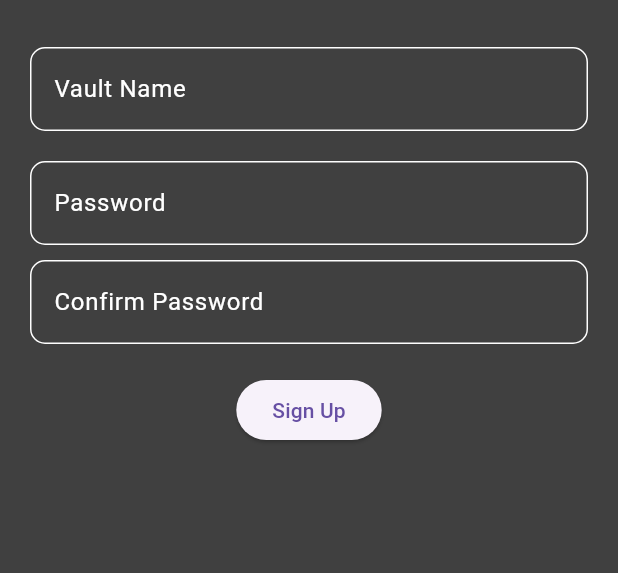
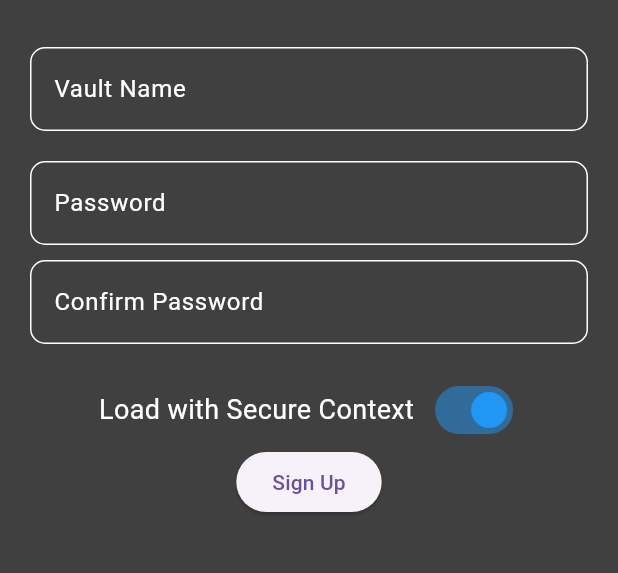
Before and after one commit to GaecKo/CryptedEye, a Flutter app: the screen it shows after launch, on a phone screen of 412 x 824 dp, the part 133-706 px from its top. Run offline on Flutter 3.47's test engine with Material 3 defaults, Android fonts, the phone set to English and light mode, and no system bars; missing offline and left inert: encrypt, pointycastle.

Commit message:
added SecureContext Slider

```diff
--- a/lib/controller.dart
+++ b/lib/controller.dart
@@ -57,11 +57,11 @@ class Controller {
     print("CLOSING APP");
   }
 
-  void initApp(String AP, String VaultName, bool secureContext) async {
+  void initApp(String AP, String VaultName, bool secureContext) {
     // Init and then load App
 
     // 1. create settings.json file with secureContextSetting
-
+    print(secureContext);
 
     // 2. create project structure
     rwm.create_folder("$VaultName.CryptedEye/app/");
--- a/lib/pages/signup.dart
+++ b/lib/pages/signup.dart
@@ -19,6 +19,7 @@ class _SignUpPageState extends State<SignUpPage> {
   String? _confirmPasswordError;
   Color _passwordContainerColor = Colors.white;
   Color _confirmPasswordContainerColor = Colors.white;
+  bool _loadWithSecureContext = true; // Default value
 
   _SignUpPageState(this.ctr);
 
@@ -56,7 +57,7 @@ class _SignUpPageState extends State<SignUpPage> {
         _passwordContainerColor = Colors.white;
         _confirmPasswordContainerColor = Colors.white;
         print("Passwords match");
-        ctr.initApp(password, VaultName);
+        ctr.initApp(password, VaultName, _loadWithSecureContext);
         Navigator.pushReplacementNamed(context, '/HomePage');
 
         // Passwords match, proceed with signup logic
@@ -68,15 +69,15 @@ class _SignUpPageState extends State<SignUpPage> {
   @override
   Widget build(BuildContext context) {
     return Scaffold(
-      backgroundColor: Color.fromRGBO(64, 64, 64, 1),
+      backgroundColor: const Color.fromRGBO(64, 64, 64, 1),
       body: SafeArea(
         child: SingleChildScrollView(
           child: Center(
             child: Column(
               mainAxisAlignment: MainAxisAlignment.center,
               children: [
-                SizedBox(height: 50),
-                Row(
+                const SizedBox(height: 50),
+                const Row(
                   mainAxisAlignment: MainAxisAlignment.center,
                   children: [
                     Icon(
@@ -101,36 +102,35 @@ class _SignUpPageState extends State<SignUpPage> {
                     ),
                   ],
                 ),
-                SizedBox(height: 30),
+                const SizedBox(height: 30),
                 Padding(
-                  padding: EdgeInsets.symmetric(horizontal: 20),
+                  padding: const EdgeInsets.symmetric(horizontal: 20),
                   child: TextFormField(
                     controller: _VaultNameController,
                     decoration: InputDecoration(
                       labelText: 'Vault Name',
-                      labelStyle: TextStyle(color: Colors.white),
+                      labelStyle: const TextStyle(color: Colors.white),
                       enabledBorder: OutlineInputBorder(
                         borderRadius: BorderRadius.circular(10),
-                        borderSide: BorderSide(color: Colors.white),
+                        borderSide: const BorderSide(color: Colors.white),
                       ),
                       focusedBorder: OutlineInputBorder(
                         borderRadius: BorderRadius.circular(10),
-                        borderSide: BorderSide(color: Colors.white),
+                        borderSide: const BorderSide(color: Colors.white),
                       ),
                     ),
-                    style: TextStyle(color: Colors.white),
+                    style: const TextStyle(color: Colors.white),
                   ),
                 ),
-                SizedBox(height: 20),
+                const SizedBox(height: 20),
                 Padding(
-                  padding: EdgeInsets.symmetric(horizontal: 20),
+                  padding: const EdgeInsets.symmetric(horizontal: 20),
                   child: TextFormField(
                     controller: _passwordController,
                     obscureText: true,
                     decoration: InputDecoration(
                       labelText: 'Password',
-                      labelStyle: TextStyle(color: Colors.white),
-
+                      labelStyle: const TextStyle(color: Colors.white),
                       enabledBorder: OutlineInputBorder(
                         borderRadius: BorderRadius.circular(10),
                         borderSide: BorderSide(color: _passwordContainerColor),
@@ -141,18 +141,18 @@ class _SignUpPageState extends State<SignUpPage> {
                       ),
                       errorText: _passwordError,
                     ),
-                    style: TextStyle(color: Colors.white),
+                    style: const TextStyle(color: Colors.white),
                   ),
                 ),
-                SizedBox(height: 10),
+                const SizedBox(height: 10),
                 Padding(
-                  padding: EdgeInsets.symmetric(horizontal: 20),
+                  padding: const EdgeInsets.symmetric(horizontal: 20),
                   child: TextFormField(
                     controller: _confirmPasswordController,
                     obscureText: true,
                     decoration: InputDecoration(
                       labelText: 'Confirm Password',
-                      labelStyle: TextStyle(color: Colors.white),
+                      labelStyle: const TextStyle(color: Colors.white),
                       enabledBorder: OutlineInputBorder(
                         borderRadius: BorderRadius.circular(10),
                         borderSide: BorderSide(color: _confirmPasswordContainerColor),
@@ -163,13 +163,33 @@ class _SignUpPageState extends State<SignUpPage> {
                       ),
                       errorText: _confirmPasswordError,
                     ),
-                    style: TextStyle(color: Colors.white),
+                    style: const TextStyle(color: Colors.white),
                   ),
                 ),
-                SizedBox(height: 20),
+                const SizedBox(height: 20),
+                Row(
+                  mainAxisAlignment: MainAxisAlignment.center,
+                  children: [
+                    const Text(
+                      'Load with Secure Context',
+                      style: TextStyle(color: Colors.white, fontSize: 18),
+                    ),
+                    const SizedBox(width: 10,),
+                    Switch(
+                      value: _loadWithSecureContext,
+                      onChanged: (bool value) {
+                        setState(() {
+                          _loadWithSecureContext = value;
+                        });
+                      },
+                      activeColor: Colors.blue,
+                      inactiveTrackColor: Colors.grey,
+                    ),
+                  ],
+                ),
                 ElevatedButton(
                   onPressed: _signUp,
-                  child: Text('Sign Up'),
+                  child: const Text('Sign Up'),
                 ),
               ],
             ),
```
